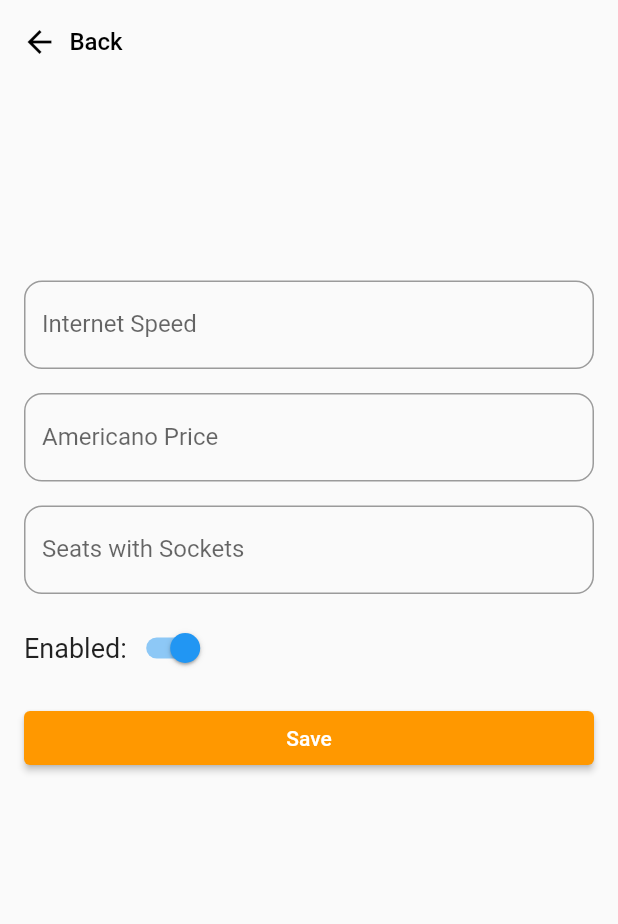
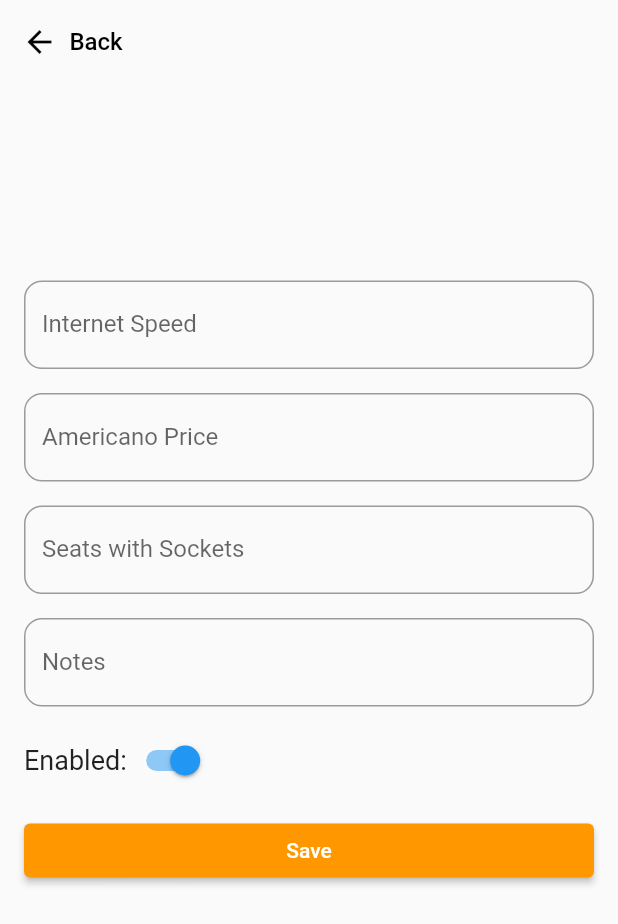
Before and after one commit to Jonny1987/WorkWith_admin, a Flutter app: the EditVenuePopup screen opened directly with empty values, after a tap on "Save", on a phone screen of 412 x 824 dp. Shown: the top 924 px of the screen. Run offline on Flutter 3.47's test engine with Material 2 defaults, Android fonts, the light colour scheme and no system bars; our stand-ins replace flutter_dotenv, geolocator, google_maps_flutter, google_nav_bar, supabase_flutter; missing offline and left inert: google_maps_flutter_android, google_maps_flutter_platform_interface; accounts and stored records are empty; network calls fail; statements that could not run were skipped.

Commit message:
Added notes field to the add and edit popups

```diff
--- a/lib/tabs/edit_venue_popup.dart
+++ b/lib/tabs/edit_venue_popup.dart
@@ -20,6 +20,8 @@ class EditVenuePopupState extends State<EditVenuePopup> {
   final _internetSpeedController = TextEditingController();
   final _americanoPriceController = TextEditingController();
   final _seatsWithSocketsController = TextEditingController();
+  final _notesController = TextEditingController();
+  int _notesId = -1;
   bool _enabled = true;
 
   var _loading = true;
@@ -36,7 +38,7 @@ class EditVenuePopupState extends State<EditVenuePopup> {
     try {
       final data = await supabase
           .from('venues')
-          .select<Map<String, dynamic>>()
+          .select<Map<String, dynamic>>('*, venue_notes(notes)')
           .eq('id', widget.venueId)
           .single();
       _name = data['name'];
@@ -44,6 +46,10 @@ class EditVenuePopupState extends State<EditVenuePopup> {
       _americanoPriceController.text = asString(data['americano_price']);
       _seatsWithSocketsController.text = asString(data['seats_with_sockets']);
       _enabled = data['enabled'];
+      if (data['venue_notes'] != null) {
+        _notesController.text = asString(data['venue_notes']['notes']);
+        _notesId = data['venue_notes']['id'];
+      }
     } on PostgrestException catch (error) {
       SnackBar(
         content: Text(error.message),
@@ -63,40 +69,19 @@ class EditVenuePopupState extends State<EditVenuePopup> {
     }
   }
 
-  /// Called when user taps `Update` button
-  Future<void> _updateVenue() async {
-    final internetSpeed = _internetSpeedController.text.trim();
-    final americanoPrice = _americanoPriceController.text.trim();
-    final seatsWithSockets = _seatsWithSocketsController.text.trim();
-    Map<String, dynamic?> namesToValues = {
-      'internet_speed': internetSpeed,
-      'americano_price': americanoPrice,
-      'seats_with_sockets': seatsWithSockets,
-      'enabled': _enabled,
-    };
-    final updates = {};
-    namesToValues.forEach((name, value) {
-      if (value != '' && value != null) {
-        updates[name] = value;
-      }
-    });
-    if (updates.isEmpty) {
-      return;
-    }
+  Future<void> _updateTable(Map<String, dynamic> updates, String table,
+      Map<String, dynamic> match) async {
     setState(() {
       _loading = true;
     });
     updates['updated_at'] = DateTime.now().toIso8601String();
     print('updates: $updates');
     try {
-      final res = await supabase
-          .from('venues')
-          .update(updates)
-          .match({'id': widget.venueId});
-      print('res: $res');
+      final res = await supabase.from(table).update(updates).match(match);
+      print('res $table: $res');
       if (mounted) {
-        const SnackBar(
-          content: Text('Successfully updated venue!'),
+        SnackBar(
+          content: Text('Successfully updated $table!'),
         );
       }
     } on PostgrestException catch (error) {
@@ -118,6 +103,53 @@ class EditVenuePopupState extends State<EditVenuePopup> {
         });
       }
     }
+  }
+
+  Map<String, dynamic> _createUpdates(Map<String, dynamic> namesToValues) {
+    final Map<String, dynamic> updates = {};
+    namesToValues.forEach((name, value) {
+      if (value == '') {
+        value = null;
+      }
+      updates[name] = value;
+    });
+    return updates;
+  }
+
+  /// Called when user taps `Update` button
+  Future<void> _updateVenue() async {
+    final internetSpeed = _internetSpeedController.text.trim();
+    final americanoPrice = _americanoPriceController.text.trim();
+    final seatsWithSockets = _seatsWithSocketsController.text.trim();
+    Map<String, dynamic> namesToValues = {
+      'internet_speed': internetSpeed,
+      'americano_price': americanoPrice,
+      'seats_with_sockets': seatsWithSockets,
+      'enabled': _enabled,
+    };
+    final Map<String, dynamic> updates = _createUpdates(namesToValues);
+    if (updates.isEmpty) {
+      return;
+    }
+    _updateTable(updates, 'venues', {'id': widget.venueId});
+  }
+
+  /// Called when user taps `Update` button
+  Future<void> _upsertVenueNotes() async {
+    String notes = _notesController.text.trim();
+    if (notes == '') {
+      return;
+    }
+    Map<String, dynamic> updates = {
+      'venue_id': widget.venueId,
+      'notes': notes,
+    };
+    await supabase.rpc('upsert_venue_notes', params: updates);
+  }
+
+  Future<void> _update() async {
+    await _updateVenue();
+    await _upsertVenueNotes();
   }
 
   @override
@@ -159,6 +191,15 @@ class EditVenuePopupState extends State<EditVenuePopup> {
                   ),
                 ),
                 const SizedBox(height: 16),
+                TextFormField(
+                  maxLines: null,
+                  keyboardType: TextInputType.multiline,
+                  controller: _notesController,
+                  decoration: const InputDecoration(
+                    labelText: 'Notes',
+                  ),
+                ),
+                const SizedBox(height: 16),
                 Row(children: [
                   Text(
                     'Enabled:',
@@ -173,7 +214,7 @@ class EditVenuePopupState extends State<EditVenuePopup> {
                 ]),
                 const SizedBox(height: 16),
                 ElevatedButton(
-                  onPressed: _loading ? null : _updateVenue,
+                  onPressed: _loading ? null : _update,
                   child: Text(_loading ? 'Saving...' : 'Save'),
                 ),
               ],
```
Also changed, not shown: lib/tabs/add_tab/add_venue_popup.dart (+57 -31 lines).
